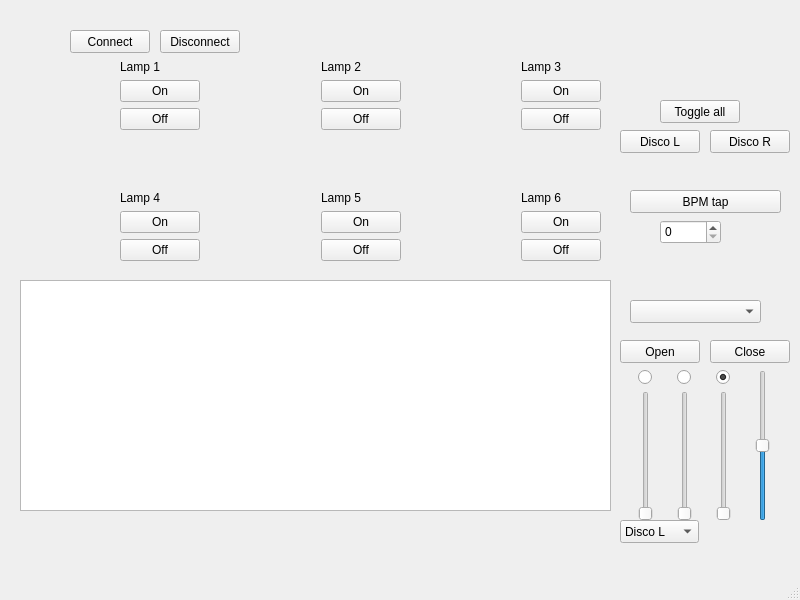
CommanderRedYT/r3ctl, file mainwindow.ui: the form before one commit.
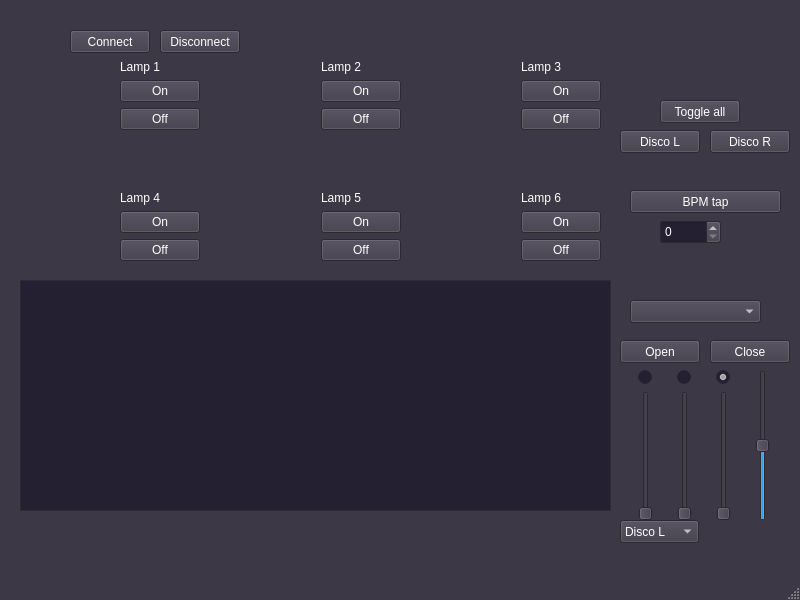
The form after the commit.

What changed in the file:
```diff
--- a/mainwindow.ui
+++ b/mainwindow.ui
@@ -10,6 +10,448 @@
     <height>600</height>
    </rect>
   </property>
+  <property name="palette">
+   <palette>
+    <active>
+     <colorrole role="WindowText">
+      <brush brushstyle="SolidPattern">
+       <color alpha="255">
+        <red>255</red>
+        <green>255</green>
+        <blue>255</blue>
+       </color>
+      </brush>
+     </colorrole>
+     <colorrole role="Button">
+      <brush brushstyle="SolidPattern">
+       <color alpha="255">
+        <red>61</red>
+        <green>56</green>
+        <blue>70</blue>
+       </color>
+      </brush>
+     </colorrole>
+     <colorrole role="Light">
+      <brush brushstyle="SolidPattern">
+       <color alpha="255">
+        <red>92</red>
+        <green>84</green>
+        <blue>105</blue>
+       </color>
+      </brush>
+     </colorrole>
+     <colorrole role="Midlight">
+      <brush brushstyle="SolidPattern">
+       <color alpha="255">
+        <red>76</red>
+        <green>70</green>
+        <blue>87</blue>
+       </color>
+      </brush>
+     </colorrole>
+     <colorrole role="Dark">
+      <brush brushstyle="SolidPattern">
+       <color alpha="255">
+        <red>31</red>
+        <green>28</green>
+        <blue>35</blue>
+       </color>
+      </brush>
+     </colorrole>
+     <colorrole role="Mid">
+      <brush brushstyle="SolidPattern">
+       <color alpha="255">
+        <red>41</red>
+        <green>37</green>
+        <blue>47</blue>
+       </color>
+      </brush>
+     </colorrole>
+     <colorrole role="Text">
+      <brush brushstyle="SolidPattern">
+       <color alpha="255">
+        <red>255</red>
+        <green>255</green>
+        <blue>255</blue>
+       </color>
+      </brush>
+     </colorrole>
+     <colorrole role="BrightText">
+      <brush brushstyle="SolidPattern">
+       <color alpha="255">
+        <red>255</red>
+        <green>255</green>
+        <blue>255</blue>
+       </color>
+      </brush>
+     </colorrole>
+     <colorrole role="ButtonText">
+      <brush brushstyle="SolidPattern">
+       <color alpha="255">
+        <red>255</red>
+        <green>255</green>
+        <blue>255</blue>
+       </color>
+      </brush>
+     </colorrole>
+     <colorrole role="Base">
+      <brush brushstyle="SolidPattern">
+       <color alpha="255">
+        <red>36</red>
+        <green>31</green>
+        <blue>49</blue>
+       </color>
+      </brush>
+     </colorrole>
+     <colorrole role="Window">
+      <brush brushstyle="SolidPattern">
+       <color alpha="255">
+        <red>61</red>
+        <green>56</green>
+        <blue>70</blue>
+       </color>
+      </brush>
+     </colorrole>
+     <colorrole role="Shadow">
+      <brush brushstyle="SolidPattern">
+       <color alpha="255">
+        <red>0</red>
+        <green>0</green>
+        <blue>0</blue>
+       </color>
+      </brush>
+     </colorrole>
+     <colorrole role="AlternateBase">
+      <brush brushstyle="SolidPattern">
+       <color alpha="255">
+        <red>30</red>
+        <green>28</green>
+        <blue>35</blue>
+       </color>
+      </brush>
+     </colorrole>
+     <colorrole role="ToolTipBase">
+      <brush brushstyle="SolidPattern">
+       <color alpha="255">
+        <red>255</red>
+        <green>255</green>
+        <blue>220</blue>
+       </color>
+      </brush>
+     </colorrole>
+     <colorrole role="ToolTipText">
+      <brush brushstyle="SolidPattern">
+       <color alpha="255">
+        <red>36</red>
+        <green>31</green>
+        <blue>49</blue>
+       </color>
+      </brush>
+     </colorrole>
+     <colorrole role="PlaceholderText">
+      <brush brushstyle="SolidPattern">
+       <color alpha="128">
+        <red>255</red>
+        <green>255</green>
+        <blue>255</blue>
+       </color>
+      </brush>
+     </colorrole>
+    </active>
+    <inactive>
+     <colorrole role="WindowText">
+      <brush brushstyle="SolidPattern">
+       <color alpha="255">
+        <red>255</red>
+        <green>255</green>
+        <blue>255</blue>
+       </color>
+      </brush>
+     </colorrole>
+     <colorrole role="Button">
+      <brush brushstyle="SolidPattern">
+       <color alpha="255">
+        <red>61</red>
+        <green>56</green>
+        <blue>70</blue>
+       </color>
+      </brush>
+     </colorrole>
+     <colorrole role="Light">
+      <brush brushstyle="SolidPattern">
+       <color alpha="255">
+        <red>92</red>
+        <green>84</green>
+        <blue>105</blue>
+       </color>
+      </brush>
+     </colorrole>
+     <colorrole role="Midlight">
+      <brush brushstyle="SolidPattern">
+       <color alpha="255">
+        <red>76</red>
+        <green>70</green>
+        <blue>87</blue>
+       </color>
+      </brush>
+     </colorrole>
+     <colorrole role="Dark">
+      <brush brushstyle="SolidPattern">
+       <color alpha="255">
+        <red>31</red>
+        <green>28</green>
+        <blue>35</blue>
+       </color>
+      </brush>
+     </colorrole>
+     <colorrole role="Mid">
+      <brush brushstyle="SolidPattern">
+       <color alpha="255">
+        <red>41</red>
+        <green>37</green>
+        <blue>47</blue>
+       </color>
+      </brush>
+     </colorrole>
+     <colorrole role="Text">
+      <brush brushstyle="SolidPattern">
+       <color alpha="255">
+        <red>255</red>
+        <green>255</green>
+        <blue>255</blue>
+       </color>
+      </brush>
+     </colorrole>
+     <colorrole role="BrightText">
+      <brush brushstyle="SolidPattern">
+       <color alpha="255">
+        <red>255</red>
+        <green>255</green>
+        <blue>255</blue>
+       </color>
+      </brush>
+     </colorrole>
+     <colorrole role="ButtonText">
+      <brush brushstyle="SolidPattern">
+       <color alpha="255">
+        <red>255</red>
+        <green>255</green>
+        <blue>255</blue>
+       </color>
+      </brush>
+     </colorrole>
+     <colorrole role="Base">
+      <brush brushstyle="SolidPattern">
+       <color alpha="255">
+        <red>36</red>
+        <green>31</green>
+        <blue>49</blue>
+       </color>
+      </brush>
+     </colorrole>
+     <colorrole role="Window">
+      <brush brushstyle="SolidPattern">
+       <color alpha="255">
+        <red>61</red>
+        <green>56</green>
+        <blue>70</blue>
+       </color>
+      </brush>
+     </colorrole>
+     <colorrole role="Shadow">
+      <brush brushstyle="SolidPattern">
+       <color alpha="255">
+        <red>0</red>
+        <green>0</green>
+        <blue>0</blue>
+       </color>
+      </brush>
+     </colorrole>
+     <colorrole role="AlternateBase">
+      <brush brushstyle="SolidPattern">
+       <color alpha="255">
+        <red>30</red>
+        <green>28</green>
+        <blue>35</blue>
+       </color>
+      </brush>
+     </colorrole>
+     <colorrole role="ToolTipBase">
+      <brush brushstyle="SolidPattern">
+       <color alpha="255">
+        <red>255</red>
+        <green>255</green>
+        <blue>220</blue>
+       </color>
+      </brush>
+     </colorrole>
+     <colorrole role="ToolTipText">
+      <brush brushstyle="SolidPattern">
+       <color alpha="255">
+        <red>36</red>
+        <green>31</green>
+        <blue>49</blue>
+       </color>
+      </brush>
+     </colorrole>
+     <colorrole role="PlaceholderText">
+      <brush brushstyle="SolidPattern">
+       <color alpha="128">
+        <red>255</red>
+        <green>255</green>
+        <blue>255</blue>
+       </color>
+      </brush>
+     </colorrole>
+    </inactive>
+    <disabled>
+     <colorrole role="WindowText">
+      <brush brushstyle="SolidPattern">
+       <color alpha="255">
+        <red>31</red>
+        <green>28</green>
+        <blue>35</blue>
+       </color>
+      </brush>
+     </colorrole>
+     <colorrole role="Button">
+      <brush brushstyle="SolidPattern">
+       <color alpha="255">
+        <red>61</red>
+        <green>56</green>
+        <blue>70</blue>
+       </color>
+      </brush>
+     </colorrole>
+     <colorrole role="Light">
+      <brush brushstyle="SolidPattern">
+       <color alpha="255">
+        <red>92</red>
+        <green>84</green>
+        <blue>105</blue>
+       </color>
+      </brush>
+     </colorrole>
+     <colorrole role="Midlight">
+      <brush brushstyle="SolidPattern">
+       <color alpha="255">
+        <red>76</red>
+        <green>70</green>
+        <blue>87</blue>
+       </color>
+      </brush>
+     </colorrole>
+     <colorrole role="Dark">
+      <brush brushstyle="SolidPattern">
+       <color alpha="255">
+        <red>31</red>
+        <green>28</green>
+        <blue>35</blue>
+       </color>
+      </brush>
+     </colorrole>
+     <colorrole role="Mid">
+      <brush brushstyle="SolidPattern">
+       <color alpha="255">
+        <red>41</red>
+        <green>37</green>
+        <blue>47</blue>
+       </color>
+      </brush>
+     </colorrole>
+     <colorrole role="Text">
+      <brush brushstyle="SolidPattern">
+       <color alpha="255">
+        <red>31</red>
+        <green>28</green>
+        <blue>35</blue>
+       </color>
+      </brush>
+     </colorrole>
+     <colorrole role="BrightText">
+      <brush brushstyle="SolidPattern">
+       <color alpha="255">
+        <red>255</red>
+        <green>255</green>
+        <blue>255</blue>
+       </color>
+      </brush>
+     </colorrole>
+     <colorrole role="ButtonText">
+      <brush brushstyle="SolidPattern">
+       <color alpha="255">
+        <red>31</red>
+        <green>28</green>
+        <blue>35</blue>
+       </color>
+      </brush>
+     </colorrole>
+     <colorrole role="Base">
+      <brush brushstyle="SolidPattern">
+       <color alpha="255">
+        <red>61</red>
+        <green>56</green>
+        <blue>70</blue>
+       </color>
+      </brush>
+     </colorrole>
+     <colorrole role="Window">
+      <brush brushstyle="SolidPattern">
+       <color alpha="255">
+        <red>61</red>
+        <green>56</green>
+        <blue>70</blue>
+       </color>
+      </brush>
+     </colorrole>
+     <colorrole role="Shadow">
+      <brush brushstyle="SolidPattern">
+       <color alpha="255">
+        <red>0</red>
+        <green>0</green>
+        <blue>0</blue>
+       </color>
+      </brush>
+     </colorrole>
+     <colorrole role="AlternateBase">
+      <brush brushstyle="SolidPattern">
+       <color alpha="255">
+        <red>61</red>
+        <green>56</green>
+        <blue>70</blue>
+       </color>
+      </brush>
+     </colorrole>
+     <colorrole role="ToolTipBase">
+      <brush brushstyle="SolidPattern">
+       <color alpha="255">
+        <red>255</red>
+        <green>255</green>
+        <blue>220</blue>
+       </color>
+      </brush>
+     </colorrole>
+     <colorrole role="ToolTipText">
+      <brush brushstyle="SolidPattern">
+       <color alpha="255">
+        <red>36</red>
+        <green>31</green>
+        <blue>49</blue>
+       </color>
+      </brush>
+     </colorrole>
+     <colorrole role="PlaceholderText">
+      <brush brushstyle="SolidPattern">
+       <color alpha="128">
+        <red>255</red>
+        <green>255</green>
+        <blue>255</blue>
+       </color>
+      </brush>
+     </colorrole>
+    </disabled>
+   </palette>
+  </property>
   <property name="windowTitle">
    <string>MainWindow</string>
   </property>
```
Left out of the diff: 2 changed lines with no effect on the pictures.
